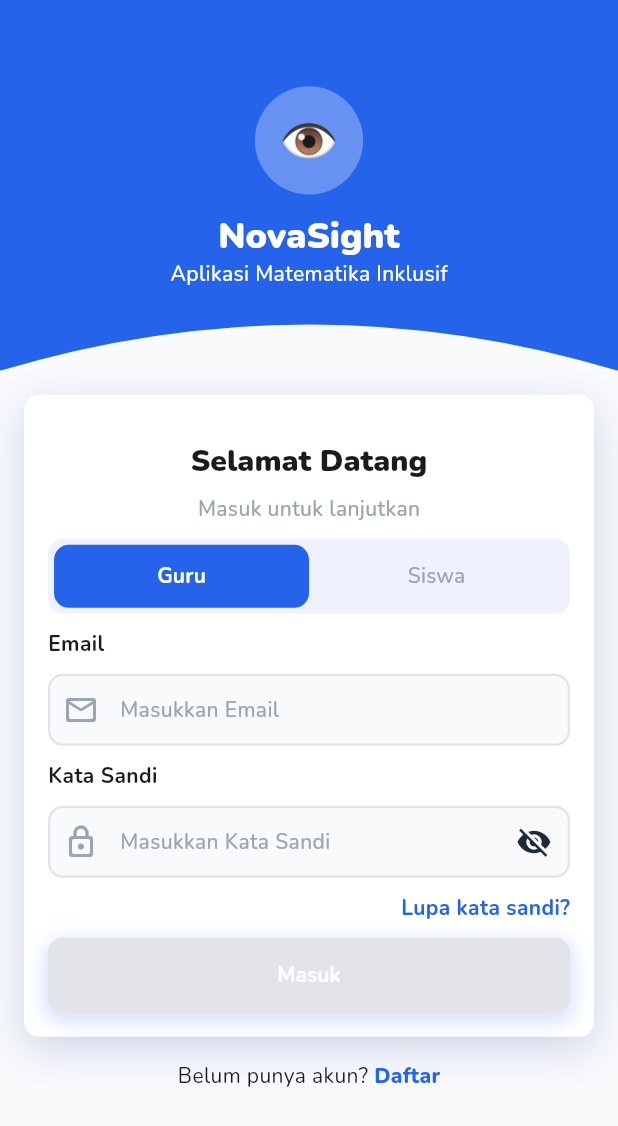
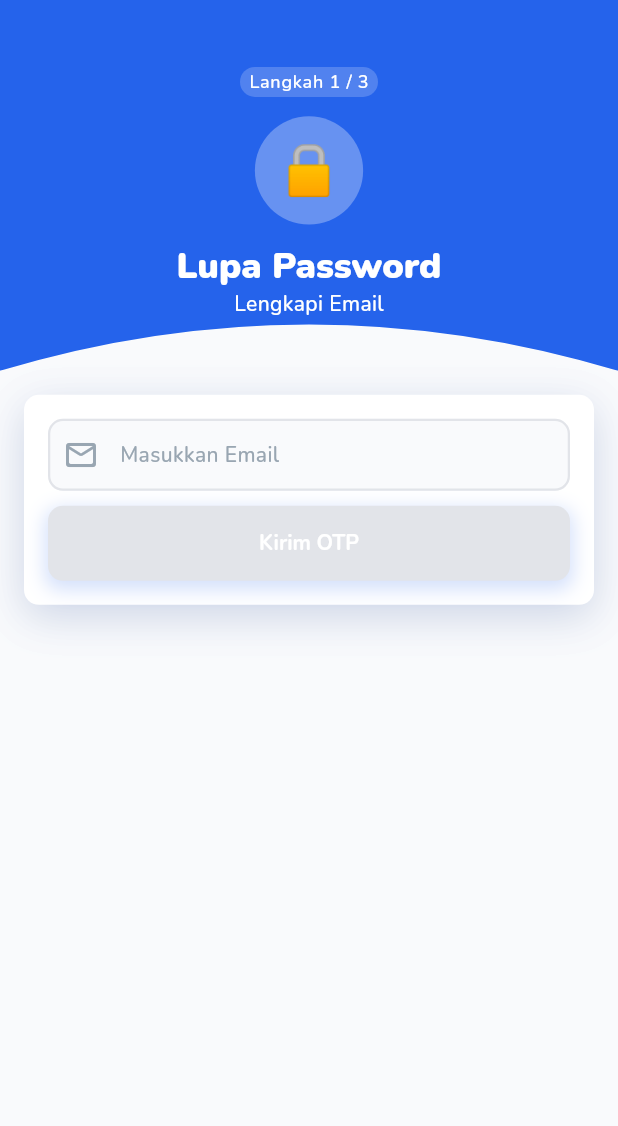
Before and after one commit to zakizakiran/novasight_app, a Flutter app: the screen it shows after launch, on a phone screen of 412 x 824 dp. Shown: the top 1126 px of the screen. Run offline on Flutter 3.47's test engine with Material 3 defaults, Android fonts, the phone set to English and light mode, and no system bars; our stand-ins replace equatable, flutter_secure_storage, flutter_svg, fpdart, get, google_nav_bar and 2 more.

Commit message:
add forgot password ui

```diff
--- a/lib/app/modules/auth/create_class/views/create_class_view.dart
+++ b/lib/app/modules/auth/create_class/views/create_class_view.dart
@@ -6,7 +6,7 @@ import 'package:novasight_app/app/data/model/city_model.dart';
 import 'package:novasight_app/app/data/model/school_model.dart';
 import 'package:novasight_app/app/modules/auth/create_class/views/widgets/chip_grade_level_widget.dart';
 import 'package:novasight_app/app/modules/auth/create_class/views/widgets/information_widget.dart';
-import 'package:novasight_app/app/modules/auth/create_class/views/widgets/step_indicator_widget.dart';
+import 'package:novasight_app/app/modules/auth/widgets/step_indicator_widget.dart';
 import '../../../../common/common_button_widget.dart';
 import '../../../../common/common_card_widget.dart';
 import '../../../../common/common_text_form_field_widget.dart';
@@ -29,7 +29,7 @@ class CreateClassView extends GetView<CreateClassController> {
         child: Column(
           children: [
             AuthAppbar(icon: IconTxt.classIcon, title: "Buat Kelas Kamu", description: "Isi informasi kelas untuk memulai",height: appBarHeight,
-              top: const StepIndicatorWidget(step: 1),),
+              top: const StepIndicatorWidget(step: 1,maxStep: 2,),),
             Padding(
               padding: const EdgeInsets.all(Dimens.innerPadding),
               child: CommonCardWidget(
--- /dev/null
+++ b/lib/app/modules/auth/forgot_password/controllers/forgot_password_controller.dart
@@ -0,0 +1,99 @@
+import 'package:flutter/cupertino.dart';
+import 'package:get/get.dart';
+import 'package:novasight_app/app/core/utils/validate_helper.dart';
+import 'package:novasight_app/app/routes/app_pages.dart';
+
+class ForgotPasswordController extends GetxController {
+  final TextEditingController passwordController = TextEditingController();
+  final TextEditingController confirmPasswordController = TextEditingController();
+  final TextEditingController emailController = TextEditingController();
+
+  // OTP
+  final TextEditingController otpController = TextEditingController();
+  final FocusNode otpFocusNode = FocusNode();
+
+  final formKey = GlobalKey<FormState>();
+  final step = ForgotPasswordStep.email.obs;
+  final Rx<bool> isLoading = false.obs;
+  final Rx<bool> isValid = false.obs;
+
+
+  @override
+  void onReady() {
+    step.value = (Get.arguments as ForgotPasswordStep?) ?? ForgotPasswordStep.email;
+    super.onReady();
+  }
+
+  void nextStep() {
+    isValid.value = false;
+    switch (step.value) {
+      case ForgotPasswordStep.email:
+        step.value = ForgotPasswordStep.otp;
+        break;
+      case ForgotPasswordStep.otp:
+        step.value = ForgotPasswordStep.resetPassword;
+        break;
+      case ForgotPasswordStep.resetPassword:
+        onResetPassword();
+        break;
+    }
+  }
+
+  void onOtpCompleted(String value) {
+    onChange(value);
+
+    // Optional:
+    // onOtpConfirm();
+  }
+
+  void onChange(String _) {
+    final bool isResetPassword = ValidateHelper.isPasswordConfirmationBool(passwordController.text, confirmPasswordController.text);
+    final bool isCondition = switch (step.value) {
+      ForgotPasswordStep.email =>
+      emailController.text.isNotEmpty && ValidateHelper.isEmailValidateBool(emailController.text),
+
+      ForgotPasswordStep.otp =>
+      otpController.text.length == 6,
+
+      ForgotPasswordStep.resetPassword =>
+      passwordController.text.isNotEmpty &&
+          confirmPasswordController.text.isNotEmpty && isResetPassword,
+    };
+    isValid.value = isCondition;
+  }
+
+  void onSubmitEmail() {}
+
+  void onOtpConfirm() {}
+
+  void onResetPassword() {
+    Get.offNamed(Routes.LOGIN);
+  }
+
+  @override
+  void onClose() {
+    passwordController.dispose();
+    confirmPasswordController.dispose();
+    emailController.dispose();
+
+    otpController.dispose();
+    otpFocusNode.dispose();
+
+    super.onClose();
+  }
+}
+
+enum ForgotPasswordStep {
+  email(1, "Kirim OTP", "Lengkapi Email"),
+  otp(2, "Konfirmasi OTP", "Isi OTP yang telah dikirim"),
+  resetPassword(3, "Reset Kata Sandi", "Buat kata sandi baru");
+
+  const ForgotPasswordStep(
+      this.step,
+      this.title,
+      this.description,
+      );
+  final int step;
+  final String title;
+  final String description;
+}
--- /dev/null
+++ b/lib/app/modules/auth/forgot_password/views/forgot_password_view.dart
@@ -0,0 +1,76 @@
+import 'package:flutter/material.dart';
+
+import 'package:get/get.dart';
+import 'package:novasight_app/app/modules/auth/forgot_password/views/widgets/email_step_widget.dart';
+import 'package:novasight_app/app/modules/auth/forgot_password/views/widgets/otp_step_widget.dart';
+import 'package:novasight_app/app/modules/auth/forgot_password/views/widgets/reset_password_widget.dart';
+import 'package:novasight_app/app/modules/auth/widgets/step_indicator_widget.dart';
+
+import '../../../../common/common_button_widget.dart';
+import '../../../../common/common_card_widget.dart';
+import '../../../../core/Dimens.dart';
+import '../../../../core/styles/box_shadow_style.dart';
+import '../../../../core/styles/icon_txt.dart';
+import '../../widgets/auth_appbar.dart';
+import '../controllers/forgot_password_controller.dart';
+
+class ForgotPasswordView extends GetView<ForgotPasswordController> {
+  const ForgotPasswordView({super.key});
+  @override
+  Widget build(BuildContext context) {
+    final height = MediaQuery.of(context).size.height;
+    final appBarHeight = height * 0.3;
+    return Scaffold(
+      body: SingleChildScrollView(
+        child: Column(
+          children: [
+            Obx(() => AuthAppbar(icon: IconTxt.lock, title: "Lupa Password", description: controller.step.value.description,height: appBarHeight,
+                  top:  StepIndicatorWidget(step: controller.step.value.step,maxStep: 3,)),
+            ),
+            Padding(
+              padding: const EdgeInsets.all(Dimens.innerPadding),
+              child: Column(
+                crossAxisAlignment: CrossAxisAlignment.center,
+                spacing: Dimens.innerPadding,
+                children: [
+                  CommonCardWidget(
+                    boxShadow: const [
+                      BoxShadowConstant.authPrimary,
+                      BoxShadowConstant.auth,
+                    ],
+                    child: Column(
+                      spacing: Dimens.spacePadding,
+                      children: [
+                        Form(
+                          key: controller.formKey,
+                          child: Obx(() {
+                            switch(controller.step.value){
+                              case ForgotPasswordStep.email:
+                                return const EmailStepWidget();
+                              case ForgotPasswordStep.otp:
+                                return const OtpStepWidget();
+                              case ForgotPasswordStep.resetPassword:
+                                return const ResetPasswordWidget();
+                            }
+                          }),
+                        ),
+                        Obx(() => CommonButtonWidget(
+                                buttonWidth: double.infinity,
+                                isLoading: controller.isLoading.value,
+                                isValid: controller.isValid.value,
+                                buttonName: controller.step.value.title,
+                                onPressed: controller.nextStep
+                            )
+                        )
+                      ],
+                    ),
+                  ),
+                ],
+              ),
+            ),
+          ],
+        ),
+      ),
+    );
+  }
+}
--- /dev/null
+++ b/lib/app/modules/auth/forgot_password/views/widgets/email_step_widget.dart
@@ -0,0 +1,40 @@
+import 'package:flutter/material.dart';
+import 'package:get/get.dart';
+import 'package:novasight_app/app/modules/auth/forgot_password/controllers/forgot_password_controller.dart';
+import '../../../../../common/common_text_form_field_widget.dart';
+import '../../../../../core/dimens.dart';
+import '../../../../../core/styles/colors/color_constant.dart';
+import '../../../../../core/utils/validate_helper.dart';
+class EmailStepWidget extends GetView<ForgotPasswordController>{
+
+  const EmailStepWidget({super.key});
+
+  @override
+  Widget build(BuildContext context) {
+    return Obx(() => CommonTextFormFieldWidget(
+        controller: controller.emailController,
+        hint: "Masukkan Email",
+        isReadOnly: controller.isLoading.value,
+        onChanged: controller.onChange,
+        validator: ValidateHelper.isEmailValidate(),
+        prefixIcon: const Center(
+          widthFactor: 1,
+          child: Icon(
+            Icons.mail_outline_rounded,
+            size: Dimens.iconMidSize,
+            color: ColorConstant.textGreyColor,
+          ),
+        ),
+        borderSideFocused: const BorderSide(
+            width: 1.5
+        ),
+        hintStyle: Theme.of(context).textTheme.bodyMedium?.copyWith(
+            color: ColorConstant.textGreyColor
+        ),
+        borderSideEnable: const BorderSide(
+            width: 1.5
+        ),
+      ),
+    );
+  }
+}
--- a/lib/app/modules/auth/login/views/login_view.dart
+++ b/lib/app/modules/auth/login/views/login_view.dart
@@ -1,8 +1,7 @@
 import 'package:flutter/material.dart';
-import 'package:flutter_svg/flutter_svg.dart';
-
 import 'package:get/get.dart';
 import 'package:novasight_app/app/core/styles/box_shadow_style.dart';
+import 'package:novasight_app/app/modules/auth/forgot_password/controllers/forgot_password_controller.dart';
 import 'package:novasight_app/app/modules/auth/login/views/widgets/footer_auth_button.dart';
 import 'package:novasight_app/app/modules/auth/widgets/auth_appbar.dart';
 import 'package:novasight_app/app/common/common_button_widget.dart';
@@ -10,7 +9,6 @@ import 'package:novasight_app/app/common/common_text_form_field_widget.dart';
 import 'package:novasight_app/app/core/dimens.dart';
 import 'package:novasight_app/app/core/styles/colors/color_constant.dart';
 import 'package:novasight_app/app/core/styles/icon_txt.dart';
-import 'package:novasight_app/app/core/styles/svg/svg_constant.dart';
 import 'package:novasight_app/app/core/utils/validate_helper.dart';
 import 'package:novasight_app/app/common/common_card_widget.dart';
 import 'package:novasight_app/app/modules/auth/login/views/widgets/role_switch_widget.dart';
@@ -28,7 +26,7 @@ class LoginView extends GetView<LoginController> {
       body: SingleChildScrollView(
         child: Column(
           children: [
-            AuthAppbar(icon: IconTxt.eye, title: "NovaSight", description: "Aplikasi Matematika Inklusif",height: appBarHeight,),
+            AuthAppbar(icon: IconTxt.eye, title: "NovaSight", description: "Aplikasi Matematika Inklusif",height: appBarHeight,showBack: false,),
             Padding(
               padding: const EdgeInsets.all(Dimens.innerPadding),
               child: Column(
@@ -124,7 +122,12 @@ class LoginView extends GetView<LoginController> {
                         Align(
                           alignment: Alignment.centerRight,
                           child: GestureDetector(
-                            onTap: () {},
+                            onTap: () {
+                              Get.toNamed(
+                                  Routes.FORGOT_PASSWORD,
+                                  arguments: ForgotPasswordStep.email
+                              );
+                            },
                             child: Text(
                               "Lupa kata sandi?",
                               style: Theme.of(context).textTheme.bodyMedium?.copyWith(
--- a/lib/app/modules/auth/success_create_class/views/success_create_class_view.dart
+++ b/lib/app/modules/auth/success_create_class/views/success_create_class_view.dart
@@ -11,7 +11,7 @@ import '../../../../core/Dimens.dart';
 import '../../../../core/styles/box_shadow_style.dart';
 import '../../../../core/styles/colors/color_constant.dart';
 import '../../../../core/styles/svg/svg_constant.dart';
-import '../../create_class/views/widgets/step_indicator_widget.dart';
+import '../../widgets/step_indicator_widget.dart';
 import '../../widgets/auth_appbar.dart';
 import '../controllers/success_create_class_controller.dart';
 
@@ -26,7 +26,7 @@ class SuccessCreateClassView extends GetView<SuccessCreateClassController> {
         child: Column(
           children: [
             AuthAppbar(iconSvg: SvgConstant.iconCheck, title: "Kelas Berhasil Dibuat!", description: "Bagikan kode dibawah ke siswamu", height: appBarHeight,
-              top: const StepIndicatorWidget(step: 2),),
+              top: const StepIndicatorWidget(step: 2,maxStep: 2,),),
             Padding(
               padding: const EdgeInsets.all(Dimens.innerPadding),
               child: Column(
--- a/lib/app/modules/auth/widgets/auth_appbar.dart
+++ b/lib/app/modules/auth/widgets/auth_appbar.dart
@@ -13,8 +13,9 @@ class AuthAppbar extends StatelessWidget{
   final double? height;
   final String title;
   final String description;
+  final bool showBack;
   final Widget? top;
-  const AuthAppbar({super.key,this.icon = IconTxt.chat, this.iconSvg, required this.title, required this.description, this.height, this.top});
+  const AuthAppbar({super.key,this.icon = IconTxt.chat, this.iconSvg, required this.title, required this.description, this.height, this.top, this.showBack = true});
 
 
   @override
@@ -31,7 +32,7 @@ class AuthAppbar extends StatelessWidget{
         child: Stack(
           alignment: Alignment.center,
           children: [
-            if (canGoBack)
+            if (canGoBack && showBack)
               Align(
                 alignment: Alignment.centerLeft,
                 child: Padding(
--- a/lib/app/modules/auth/create_class/views/widgets/step_indicator_widget.dart
+++ b/lib/app/modules/auth/widgets/step_indicator_widget.dart
@@ -3,7 +3,8 @@ import 'package:novasight_app/app/core/Dimens.dart';
 import 'package:novasight_app/app/core/styles/colors/color_constant.dart';
 class StepIndicatorWidget extends StatelessWidget {
   final int step;
-  const StepIndicatorWidget({super.key, required this.step});
+  final int maxStep;
+  const StepIndicatorWidget({super.key, required this.step, required this.maxStep});
 
   @override
   Widget build(BuildContext context) {
@@ -18,7 +19,7 @@ class StepIndicatorWidget extends StatelessWidget {
         vertical: Dimens.spaceSmallPadding,
       ),
       child: Text(
-          "Langkah $step / 2",
+          "Langkah $step / $maxStep",
         style: Theme.of(context).textTheme.labelMedium?.copyWith(
           color: ColorConstant.white
         ),
--- a/lib/app/routes/app_pages.dart
+++ b/lib/app/routes/app_pages.dart
@@ -8,6 +8,8 @@ import '../modules/auth/register_account/bindings/register_account_binding.dart'
 import '../modules/auth/register_account/views/register_account_view.dart';
 import '../modules/auth/register_class/bindings/register_class_binding.dart';
 import '../modules/auth/register_class/views/register_class_view.dart';
+import '../modules/auth/success_create_class/bindings/success_create_class_binding.dart';
+import '../modules/auth/success_create_class/views/success_create_class_view.dart';
 import '../modules/auth/success_join_class/bindings/success_join_class_binding.dart';
 import '../modules/auth/success_join_class/views/success_join_class_view.dart';
 import '../modules/chatbot/views/chatbot_view.dart';
@@ -17,6 +19,8 @@ import '../modules/exam_active/bindings/exam_active_binding.dart';
 import '../modules/exam_active/views/exam_active_view.dart';
 import '../modules/exam_detail/bindings/exam_detail_binding.dart';
 import '../modules/exam_detail/views/exam_detail_view.dart';
+import '../modules/auth/forgot_password/bindings/forgot_password_binding.dart';
+import '../modules/auth/forgot_password/views/forgot_password_view.dart';
 import '../modules/main_layout/bindings/main_layout_binding.dart';
 import '../modules/main_layout/views/main_layout_view.dart';
 import '../modules/module/bindings/module_binding.dart';
@@ -32,15 +36,13 @@ import '../modules/student-dashboard/bindings/student_dashboard_binding.dart';
 import '../modules/student-dashboard/views/student_dashboard_view.dart';
 import '../modules/subject/bindings/subject_binding.dart';
 import '../modules/subject/views/subject_view.dart';
-import '../modules/auth/success_create_class/bindings/success_create_class_binding.dart';
-import '../modules/auth/success_create_class/views/success_create_class_view.dart';
 
 part 'app_routes.dart';
 
 class AppPages {
   AppPages._();
 
-  static const INITIAL = Routes.LOGIN;
+  static const INITIAL = Routes.FORGOT_PASSWORD;
 
   static final routes = [
     GetPage(
@@ -132,5 +134,10 @@ class AppPages {
       page: () => const SuccessCreateClassView(),
       binding: SuccessCreateClassBinding(),
     ),
+    GetPage(
+      name: _Paths.FORGOT_PASSWORD,
+      page: () => const ForgotPasswordView(),
+      binding: ForgotPasswordBinding(),
+    ),
   ];
 }
--- a/lib/app/routes/app_routes.dart
+++ b/lib/app/routes/app_routes.dart
@@ -23,6 +23,7 @@ abstract class Routes {
   static const EXAM_ACTIVE = _Paths.EXAM_ACTIVE;
   static const NOTE = _Paths.NOTE;
   static const SUCCESS_CREATE_CLASS = _Paths.SUCCESS_CREATE_CLASS;
+  static const FORGOT_PASSWORD = _Paths.FORGOT_PASSWORD;
 }
 
 abstract class _Paths {
@@ -47,4 +48,5 @@ abstract class _Paths {
   static const EXAM_ACTIVE = '/exam-active';
   static const NOTE = '/note';
   static const SUCCESS_CREATE_CLASS = '/success-create-class';
+  static const FORGOT_PASSWORD = '/forgot-password';
 }
--- a/pubspec.yaml
+++ b/pubspec.yaml
@@ -38,6 +38,7 @@ dependencies:
   cupertino_icons: ^1.0.8
   get: ^4.7.3
   shimmer: ^3.0.0
+  pinput: ^5.0.1
   fpdart: ^1.2.0
   equatable:
   flutter_svg: ^2.2.1
```
Also changed, not shown: lib/app/modules/auth/forgot_password/bindings/forgot_password_binding.dart (added, +12 -0 lines), lib/app/modules/auth/forgot_password/views/widgets/otp_step_widget.dart (added, +54 -0 lines), lib/app/modules/auth/forgot_password/views/widgets/reset_password_widget.dart (added, +64 -0 lines), lib/app/modules/auth/register_account/views/register_account_view.dart (+4 -25 lines), lib/app/modules/auth/widgets/valid_icon_field_widget.dart (added, +34 -0 lines), pubspec.lock.
